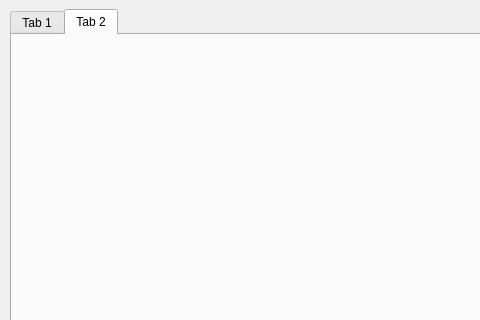
The window that ui/spectrometer-client/settings.ui (tre3k/spectrometer) describes before a commit, drawn with Qt 5; both pictures show x 0 to 480 and y 0 to 320 of the 848 by 558 pixel window.
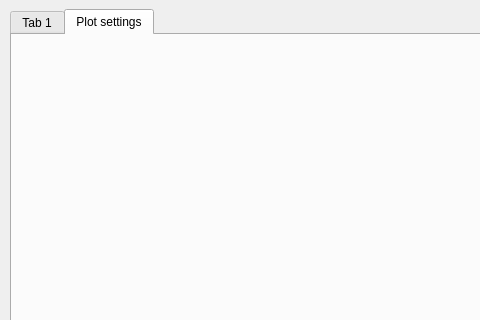
The same window after the commit. The open tabs and pages were chosen to show the change.

Commit message: plot settings

What changed in the file:
```diff
--- a/ui/spectrometer-client/settings.ui
+++ b/ui/spectrometer-client/settings.ui
@@ -32,7 +32,7 @@
       </widget>
       <widget class="QWidget" name="tab_2">
        <attribute name="title">
-        <string>Tab 2</string>
+        <string>Plot settings</string>
        </attribute>
       </widget>
      </widget>
```
Left out of the diff: 3 changed lines with no effect on the pictures. The commit also changes 19 other files.
